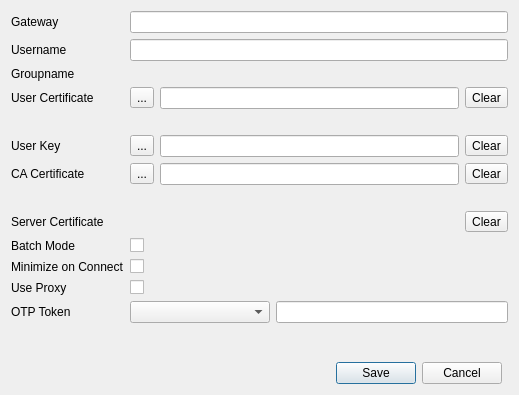
Above: editdialog.ui from openconnect/openconnect-gui before the change. Below: the same form after it.
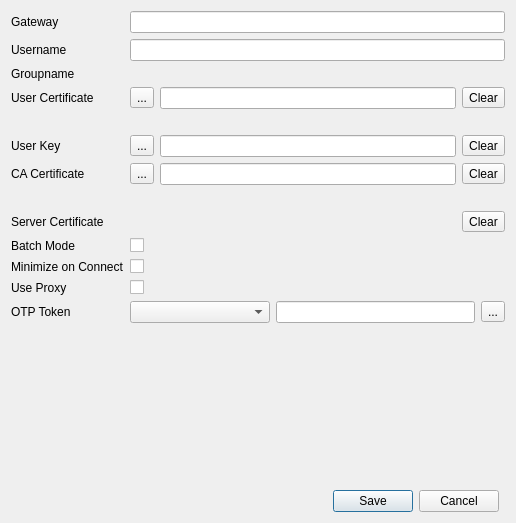
That is the form after the change. Icons and pictures are not drawn.

Commit message: added clear button for token

Patch:
```diff
--- a/editdialog.ui
+++ b/editdialog.ui
@@ -6,8 +6,8 @@
    <rect>
     <x>0</x>
     <y>0</y>
-    <width>519</width>
-    <height>395</height>
+    <width>516</width>
+    <height>523</height>
    </rect>
   </property>
   <property name="windowTitle">
@@ -294,6 +294,17 @@
        <item>
         <widget class="QLineEdit" name="tokenEdit"/>
        </item>
+       <item>
+        <widget class="QToolButton" name="tokenClear">
+         <property name="text">
+          <string>...</string>
+         </property>
+         <property name="icon">
+          <iconset resource="resources.qrc">
+           <normaloff>:/new/resource/trashcan.png</normaloff>:/new/resource/trashcan.png</iconset>
+         </property>
+        </widget>
+       </item>
       </layout>
      </item>
     </layout>
```
The commit also changes 2 other files.
